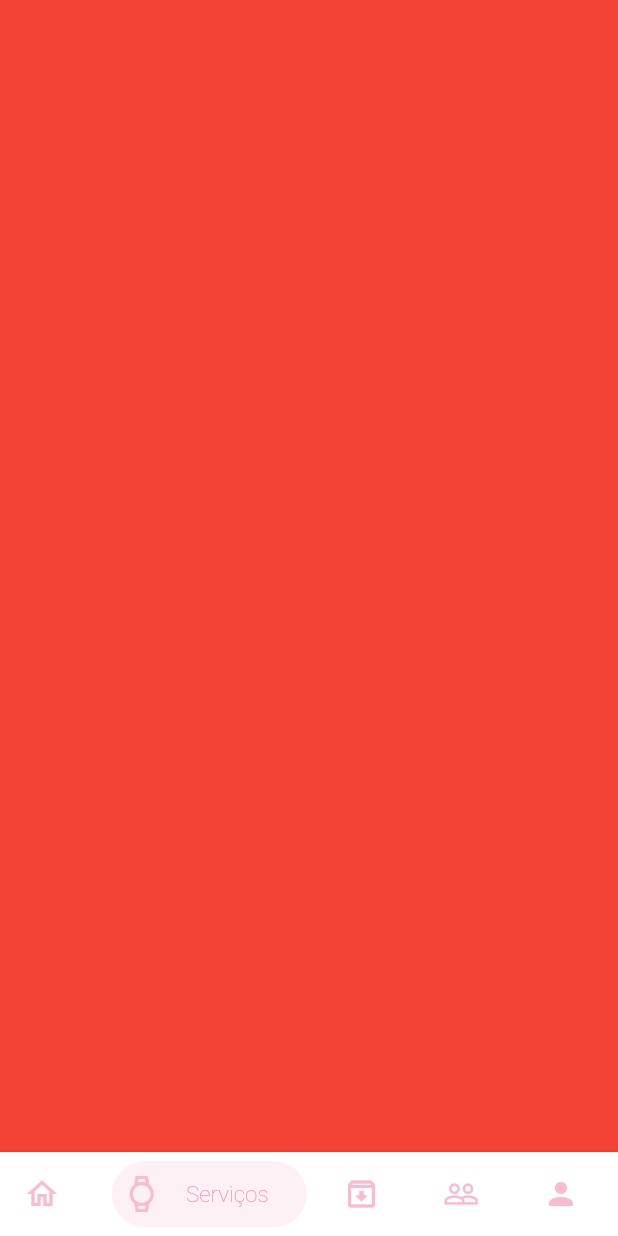
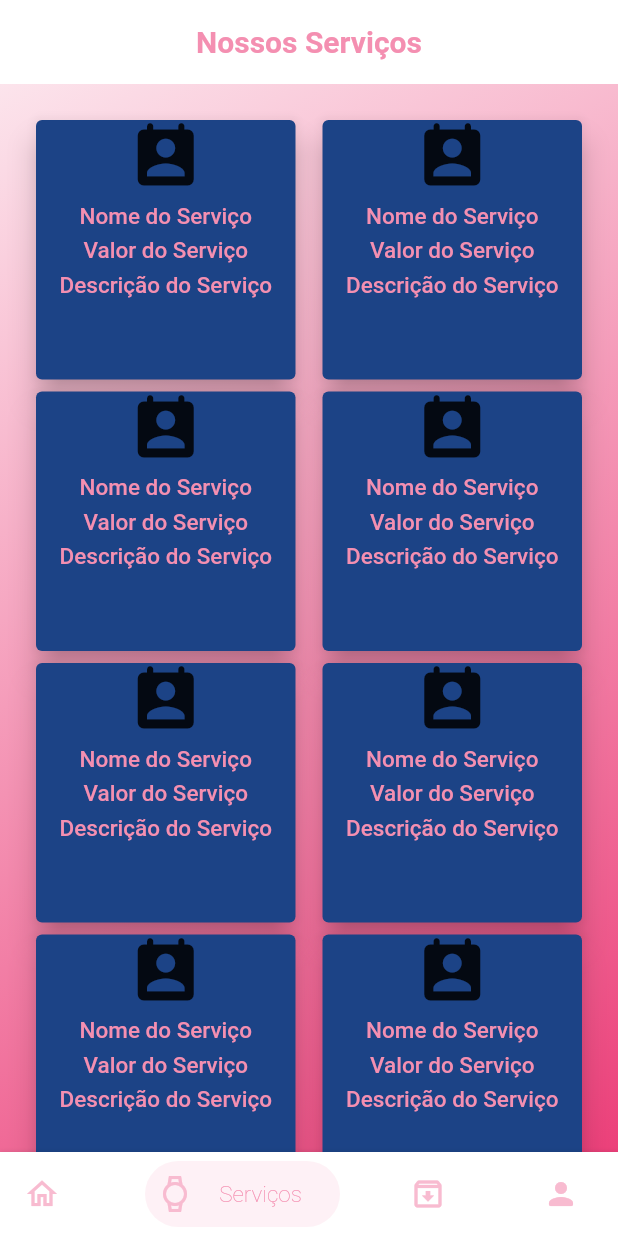
Before and after one commit to deyvissoneduardo/app-patino-studio, a Flutter app: the screen it shows after launch, swiped to page 2, on a phone screen of 412 x 824 dp. Run offline on Flutter 3.47's test engine with Material 2 defaults, Android fonts, the light colour scheme and no system bars; drawn by our look-alikes of bottom_navy_bar; our stand-ins replace flutter_icons, flutter_modular, mobx; generated files the repository leaves out were written again.

Commit message:
page service

```diff
--- a/lib/core/app_module.dart
+++ b/lib/core/app_module.dart
@@ -5,18 +5,22 @@ import 'package:patino1/page/home/controller/home_controller.dart';
 import 'package:patino1/page/home/home_module.dart';
 import 'package:patino1/page/info/controller/info_controller.dart';
 import 'package:patino1/page/info/info_module.dart';
+import 'package:patino1/page/services/controller/service_controller.dart';
+import 'package:patino1/page/services/service_module.dart';
 
 class AppModule extends Module {
   @override
   List<Bind> get binds => [
         Bind((i) => HomeController()),
         Bind((i) => InfoController()),
-        Bind((i) => CoursesController())
+        Bind((i) => CoursesController()),
+        Bind((i) => ServiceController())
       ];
 
   @override
   List<ModularRoute> get routes => [
         ModuleRoute('/', module: HomeModule()),
+        ModuleRoute('/service', module: ServiceModule()),
         ModuleRoute('/couses', module: CoursesModule()),
         ModuleRoute('/info', module: InfoModule()),
       ];
--- a/lib/page/courses/widgets/description_course_widget/description_course_widget.dart
+++ b/lib/page/courses/widgets/description_course_widget/description_course_widget.dart
@@ -1,6 +1,7 @@
 import 'package:flutter/material.dart';
 import 'package:patino1/core/exports_app_core.dart';
 
+// ignore: must_be_immutable
 class DescriptionWidget extends StatefulWidget {
   String description;
   DescriptionWidget({Key key, this.description}) : super(key: key);
--- a/lib/page/home/home_page.dart
+++ b/lib/page/home/home_page.dart
@@ -5,6 +5,7 @@ import 'package:flutter_modular/flutter_modular.dart';
 import 'package:patino1/core/exports_app_core.dart';
 import 'package:patino1/page/courses/courses_page.dart';
 import 'package:patino1/page/info/info_page.dart';
+import 'package:patino1/page/services/service_page.dart';
 
 import 'controller/home_controller.dart';
 
@@ -26,9 +27,8 @@ class _HomePageState extends ModularState<HomePage, HomeController> {
           },
           children: [
             Container(color: Colors.brown),
-            Container(color: Colors.red),
+            ServicePage(),
             CoursesPage(),
-            Container(color: Colors.blue),
             InfoPage(),
           ],
         ),
@@ -61,12 +61,6 @@ class _HomePageState extends ModularState<HomePage, HomeController> {
               textAlign: TextAlign.center,
             ),
             BottomNavyBarItem(
-              icon: Icon(MaterialIcons.people_outline),
-              title: Text('Profissonal', style: AppTextStyle.textPink15),
-              activeColor: AppColors.corIconPink100,
-              textAlign: TextAlign.center,
-            ),
-            BottomNavyBarItem(
               icon: Icon(Icons.person_rounded),
               title: Text('Info', style: AppTextStyle.textPink15),
               activeColor: AppColors.corIconPink100,
--- /dev/null
+++ b/lib/page/services/controller/service_controller.dart
@@ -0,0 +1,6 @@
+import 'package:mobx/mobx.dart';
+part 'service_controller.g.dart';
+
+class ServiceController = _ServiceControllerBase with _$ServiceController;
+
+abstract class _ServiceControllerBase with Store {}
--- /dev/null
+++ b/lib/page/services/service_module.dart
@@ -0,0 +1,15 @@
+import 'package:flutter_modular/flutter_modular.dart';
+import 'package:patino1/page/services/controller/service_controller.dart';
+import 'package:patino1/page/services/service_page.dart';
+
+class ServiceModule extends Module {
+  @override
+  final List<Bind> binds = [
+    Bind.lazySingleton((i) => ServiceController()),
+  ];
+
+  @override
+  final List<ModularRoute> routes = [
+    ChildRoute('/service', child: (_, __) => ServicePage())
+  ];
+}
--- /dev/null
+++ b/lib/page/services/service_page.dart
@@ -0,0 +1,42 @@
+import 'dart:math';
+
+import 'package:flutter/material.dart';
+import 'package:flutter_modular/flutter_modular.dart';
+import 'package:patino1/core/app_gradients.dart';
+import 'package:patino1/core/app_text_style.dart';
+import 'package:patino1/page/services/controller/service_controller.dart';
+import 'package:patino1/page/services/widgets/app_bar_service/app_bar_service.dart';
+import 'package:patino1/page/services/widgets/card_service/card_service.dart';
+
+class ServicePage extends StatefulWidget {
+  ServicePage({Key key}) : super(key: key);
+
+  @override
+  _ServicePageState createState() => _ServicePageState();
+}
+
+class _ServicePageState extends ModularState<ServicePage, ServiceController> {
+  @override
+  Widget build(BuildContext context) {
+    return LayoutBuilder(builder: (context, constrainsts) {
+      return Scaffold(
+        appBar: AppBarService(),
+        body: Container(
+          decoration: BoxDecoration(gradient: AppGradients.linear),
+          child: Container(
+              child: GridView.count(
+                  primary: false,
+                  padding: const EdgeInsets.all(20.0),
+                  crossAxisSpacing: 10.0,
+                  crossAxisCount: 2,
+                  children: List<Widget>.generate(
+                    16,
+                    (index) {
+                      return CardService();
+                    },
+                  ))),
+        ),
+      );
+    });
+  }
+}
--- /dev/null
+++ b/lib/page/services/widgets/app_bar_service/app_bar_service.dart
@@ -0,0 +1,17 @@
+import 'package:flutter/material.dart';
+import 'package:flutter/widgets.dart';
+import 'package:patino1/core/exports_app_core.dart';
+
+class AppBarService extends PreferredSize {
+  AppBarService()
+      : super(
+            preferredSize: Size(double.infinity, 56),
+            child: AppBar(
+                elevation: 0,
+                backgroundColor: AppColors.colorCotainerWrite,
+                title: Container(
+                  alignment: Alignment.center,
+                  child: Text('Nossos Serviços',
+                      style: AppTextStyle.textPinkBold20),
+                )));
+}
--- /dev/null
+++ b/lib/page/services/widgets/card_service/card_service.dart
@@ -0,0 +1,37 @@
+import 'dart:math';
+
+import 'package:flutter/material.dart';
+import 'package:patino1/core/exports_app_core.dart';
+
+class CardService extends StatefulWidget {
+  CardService({Key key}) : super(key: key);
+
+  @override
+  _CardServiceState createState() => _CardServiceState();
+}
+
+class _CardServiceState extends State<CardService> {
+  @override
+  Widget build(BuildContext context) {
+    return GridTile(
+      child: Card(
+          elevation: 8,
+          color: Color((Random().nextDouble() * 0xFFFFFF).toInt() << 0)
+              .withOpacity(1.0),
+          child: Container(
+            child: Column(
+              children: [
+                Icon(Icons.perm_contact_calendar_rounded, size: 50),
+                const SizedBox(height: 5),
+                Text('Nome do Serviço', style: AppTextStyle.textPinkBold15),
+                const SizedBox(height: 5),
+                Text('Valor do Serviço', style: AppTextStyle.textPinkBold15),
+                const SizedBox(height: 5),
+                Text('Descrição do Serviço',
+                    style: AppTextStyle.textPinkBold15),
+              ],
+            ),
+          )),
+    );
+  }
+}
```
Also changed, not shown: lib/page/services/controller/service_controller.g.dart (added).
